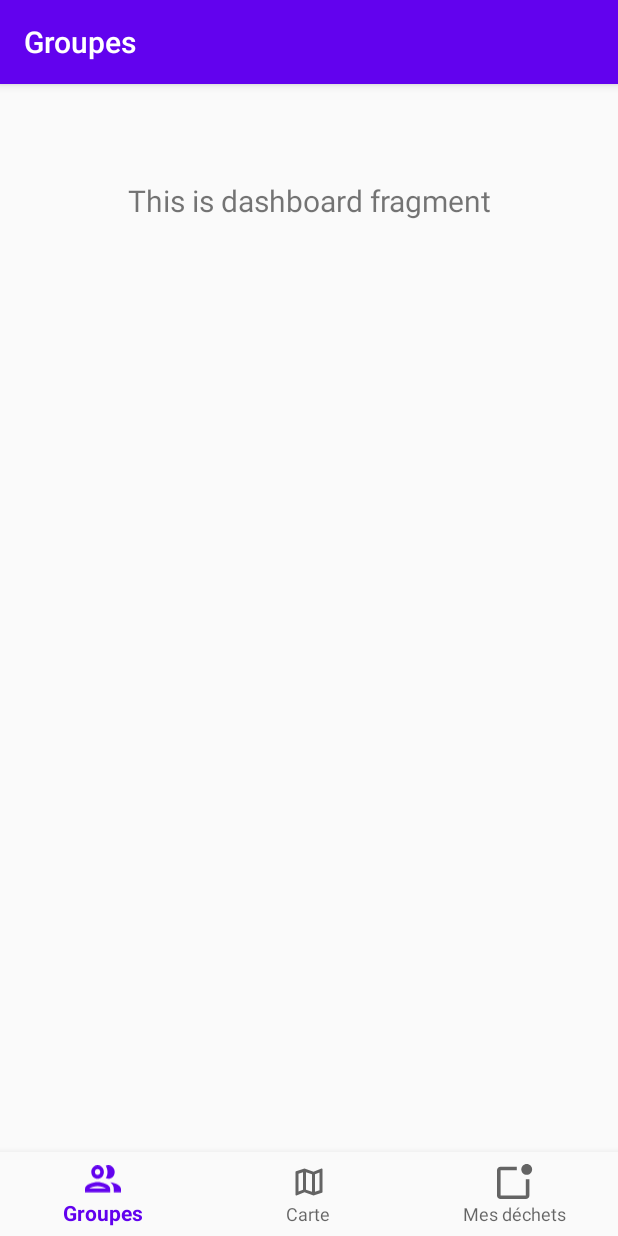
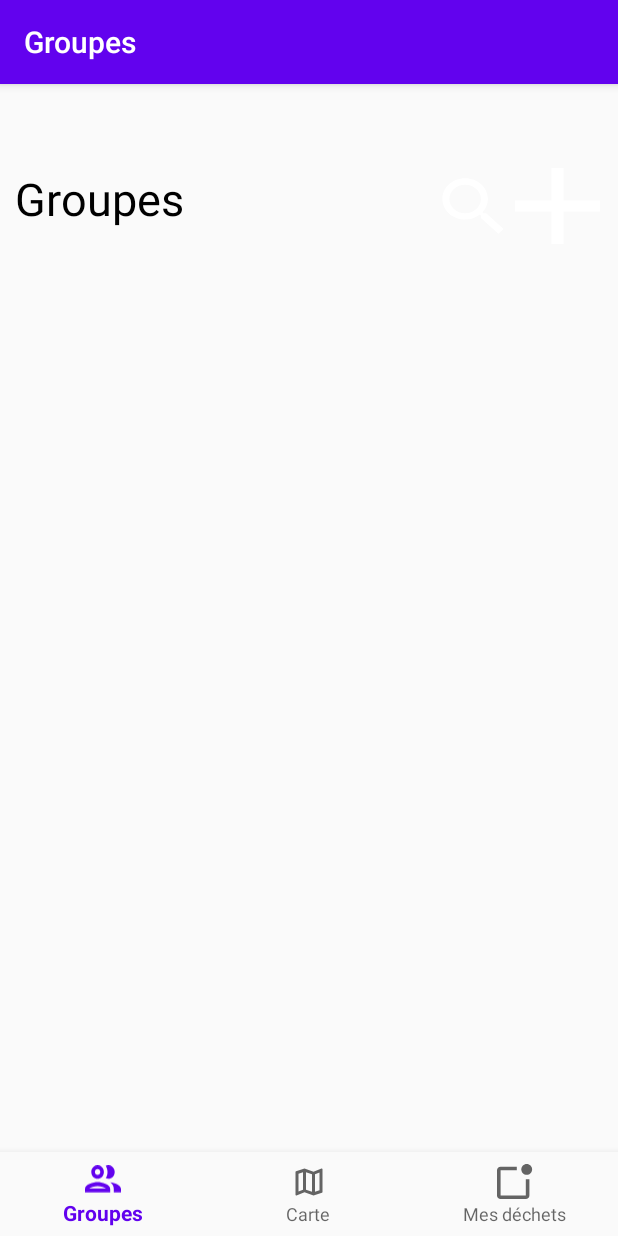
Before and after one commit to Alexandre-MAZURIER/CityCleaner, an Android app: the GroupsFragment screen opened through its navigation route, on a phone screen of 412 x 824 dp. Run offline under Robolectric (Android 15) with nearby library versions, the phone set to English and light mode, and no system bars; our stand-ins replace navigation-ui.

Commit message:
avancée sur le fragment groups

```diff
--- /dev/null
+++ b/app/src/main/java/etu/ihm/citycleaner/ui/groups/Group.java
@@ -0,0 +1,21 @@
+package etu.ihm.citycleaner.ui.groups;
+
+import java.util.ArrayList;
+
+public class Group {
+    private int id;
+    private String name;
+    private ArrayList<Integer> trashs;
+
+    public Group(int id, String name, ArrayList<Integer> thrashs) {
+        this.id = id;
+        this.name = name;
+        this.trashs = thrashs;
+    }
+
+    public int getId() { return this.id; }
+
+    public String getName() { return this.name; }
+
+    public ArrayList<Integer> getThrashs() { return this.trashs; }
+}
--- a/app/src/main/java/etu/ihm/citycleaner/ui/groups/GroupsFragment.java
+++ b/app/src/main/java/etu/ihm/citycleaner/ui/groups/GroupsFragment.java
@@ -24,12 +24,7 @@ public class GroupsFragment extends Fragment {
                 ViewModelProviders.of(this).get(GroupsViewModel.class);
         View root = inflater.inflate(R.layout.fragment_groups, container, false);
         final TextView textView = root.findViewById(R.id.text_groups);
-        myTrashsViewModel.getText().observe(this, new Observer<String>() {
-            @Override
-            public void onChanged(@Nullable String s) {
-                textView.setText(s);
-            }
-        });
+        textView.setText("Groupes");
         return root;
     }
 }
--- a/app/src/main/res/layout/fragment_groups.xml
+++ b/app/src/main/res/layout/fragment_groups.xml
@@ -1,19 +1,56 @@
 <?xml version="1.0" encoding="utf-8"?>
-<androidx.constraintlayout.widget.ConstraintLayout xmlns:android="http://schemas.android.com/apk/res/android"
+<LinearLayout xmlns:android="http://schemas.android.com/apk/res/android"
     xmlns:app="http://schemas.android.com/apk/res-auto"
+    xmlns:tools="http://schemas.android.com/tools"
     android:layout_width="match_parent"
-    android:layout_height="match_parent">
+    android:layout_height="match_parent"
+    android:orientation="vertical"
+    android:paddingLeft="10dp"
+    android:paddingRight="10dp">
 
-    <TextView
-        android:id="@+id/text_groups"
-        android:layout_width="match_parent"
+    <LinearLayout
+        android:id="@+id/groups_menu"
+        android:layout_width="390dp"
         android:layout_height="wrap_content"
-        android:layout_marginStart="8dp"
-        android:layout_marginTop="8dp"
-        android:layout_marginEnd="8dp"
-        android:textAlignment="center"
-        android:textSize="20sp"
-        app:layout_constraintEnd_toEndOf="parent"
-        app:layout_constraintStart_toStartOf="parent"
-        app:layout_constraintTop_toTopOf="parent" />
-</androidx.constraintlayout.widget.ConstraintLayout>
+        android:layout_marginBottom="20dp"
+        android:orientation="horizontal"
+        app:layout_constraintTop_toTopOf="parent"
+        tools:layout_editor_absoluteX="3dp">
+
+        <TextView
+            android:id="@+id/text_groups"
+            android:layout_width="251dp"
+            android:layout_height="match_parent"
+            android:layout_weight="1"
+            android:gravity="start"
+            android:text="Groupes"
+            android:textAlignment="gravity"
+            android:textColor="#000000"
+            android:textSize="30sp" />
+
+        <Button
+            android:id="@+id/search_group_button"
+            android:layout_width="30dp"
+            android:layout_height="match_parent"
+            android:layout_gravity="right"
+            android:layout_weight="1"
+            android:width="30dp"
+            android:background="@drawable/ic_search" />
+
+        <Button
+            android:id="@+id/add_group_button"
+            android:layout_width="30dp"
+            android:layout_height="match_parent"
+            android:layout_gravity="right"
+            android:layout_weight="1"
+            android:background="@drawable/ic_plus"
+            app:layout_constraintDimensionRatio="H,1:1" />
+
+    </LinearLayout>
+
+    <ListView
+        android:layout_width="wrap_content"
+        android:layout_height="wrap_content"
+        />
+
+</LinearLayout>
```
